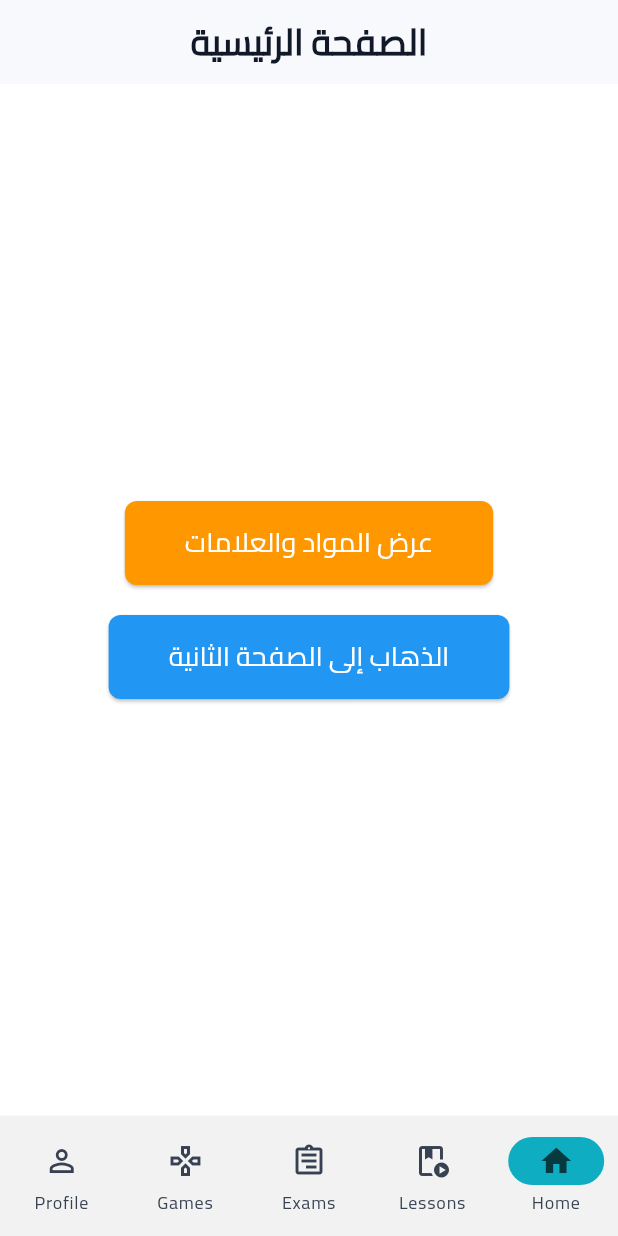
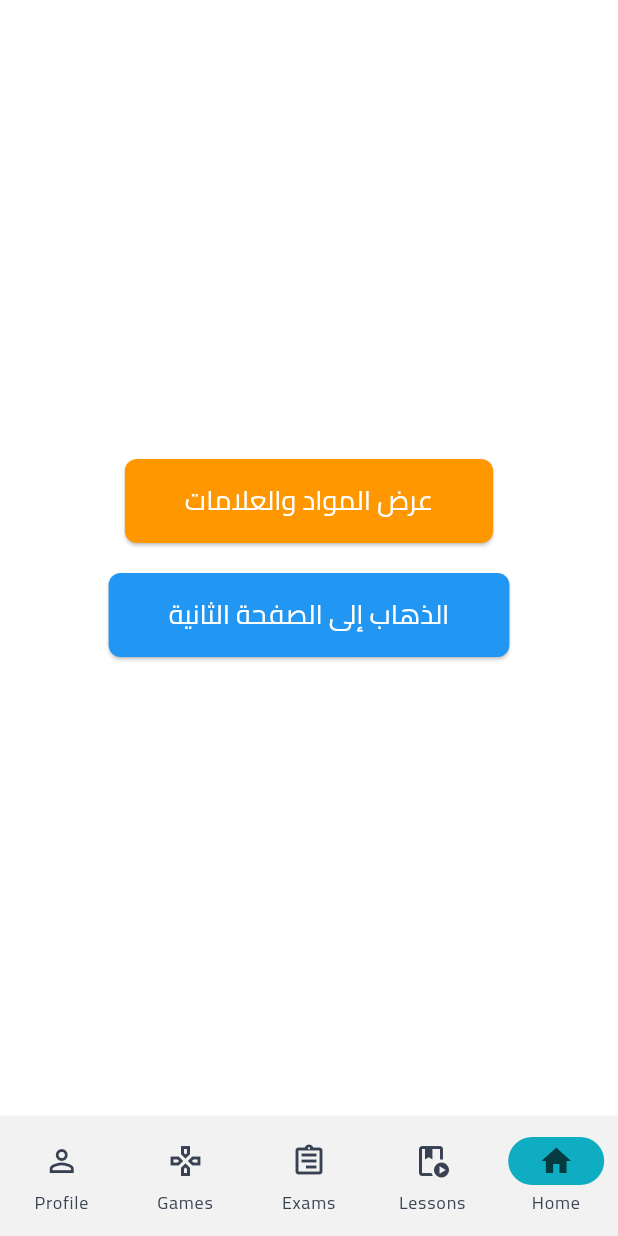
Before and after one commit to Codeexpert2/global_school_app, a Flutter app: the HomeExamPage screen opened by its route, on a phone screen of 412 x 824 dp. Run offline on Flutter 3.47's test engine with Material 3 defaults, Android fonts, the phone set to English and light mode, and no system bars; our stand-ins replace cached_network_image, connectivity_plus, dio, firebase_analytics, firebase_core, firebase_crashlytics and 21 more; missing offline and left inert: model_viewer_plus, syncfusion_flutter_pdfviewer, webview_flutter_android, webview_flutter_wkwebview; accounts and stored records are empty; generated files the repository leaves out were written again; network calls fail.

Commit message:
fix code

```diff
--- a/lib/components/main/main_drawer.dart
+++ b/lib/components/main/main_drawer.dart
@@ -7,8 +7,6 @@ import 'package:hooks_riverpod/hooks_riverpod.dart';
 
 import 'package:global_school/core/router/app_routes.dart';
 import 'package:global_school/features/auth/providers/auth_provider.dart';
-
-import '../../features/student/recorded_lesson/page/recorded_lesson_page.dart';
 import 'app_divider.dart';
 
 class MainDrawer extends ConsumerWidget {
@@ -16,7 +14,6 @@ class MainDrawer extends ConsumerWidget {
 
   @override
   Widget build(BuildContext context, WidgetRef ref) {
-
     return SafeArea(
       bottom: false,
       child: Drawer(
--- a/lib/features/root/root_screen.dart
+++ b/lib/features/root/root_screen.dart
@@ -1,10 +1,5 @@
 import 'package:flutter/material.dart';
 import 'package:global_school/core/enums/roles.dart';
-import 'package:global_school/core/keys/keys.dart';
-import 'package:global_school/core/log/app_logs.dart';
-import 'package:global_school/initialize_app.dart';
-import 'package:global_school/services/local_storage/storage_service.dart';
-
 import 'package:hooks_riverpod/hooks_riverpod.dart';
 
 import 'widgets/widgets.dart';
--- a/lib/features/student/exam/pages/home_exam_page.dart
+++ b/lib/features/student/exam/pages/home_exam_page.dart
@@ -9,13 +9,13 @@ class HomeExamPage extends StatelessWidget {
   @override
   Widget build(BuildContext context) {
     return Scaffold(
-      appBar: AppBar(
-        title: const Text(
-          'الصفحة الرئيسية',
-          style: TextStyle(fontSize: 24),
-        ),
-        centerTitle: true,
-      ),
+      // appBar: AppBar(
+      //   title: const Text(
+      //     'الصفحة الرئيسية',
+      //     style: TextStyle(fontSize: 24),
+      //   ),
+      //   centerTitle: true,
+      // ),
       body: Center(
         child: Column(
           mainAxisAlignment: MainAxisAlignment.center,
--- a/lib/features/student/lessons/lesson_home_page.dart
+++ b/lib/features/student/lessons/lesson_home_page.dart
@@ -7,9 +7,9 @@ class LessonHomePage extends StatelessWidget {
   @override
   Widget build(BuildContext context) {
     return Scaffold(
-      appBar: AppBar(
-        title: const Text('اختر نوع الدرس'),
-      ),
+      // appBar: const MainAppBar(
+      //   title: 'اختر نوع الدرس',
+      // ),
       body: Center(
         child: Column(
           mainAxisAlignment: MainAxisAlignment.center,
```
